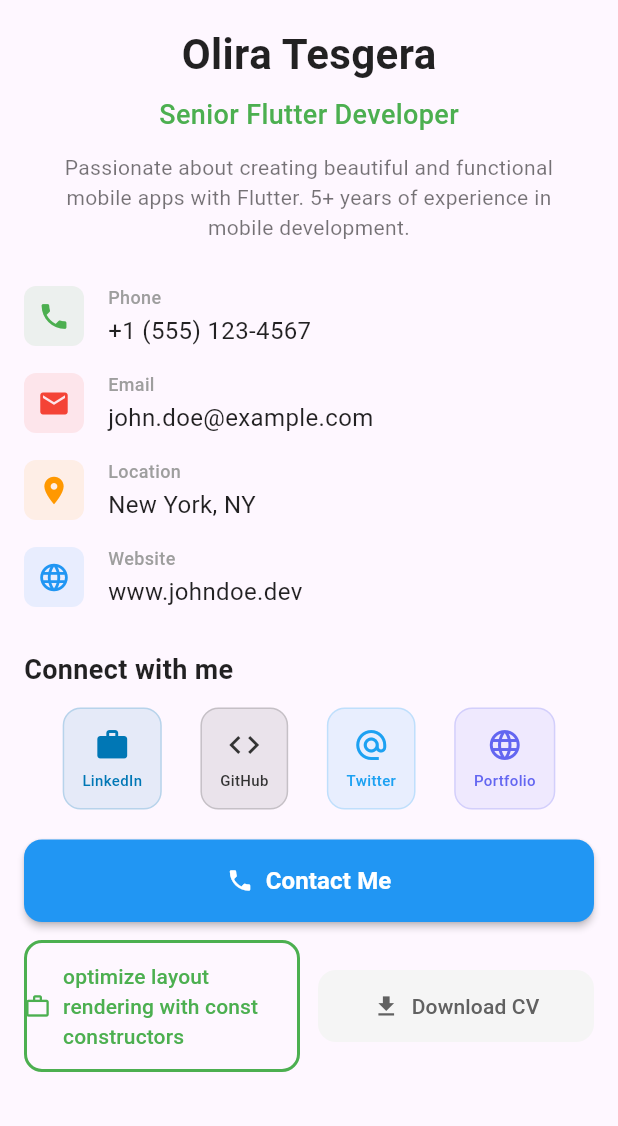
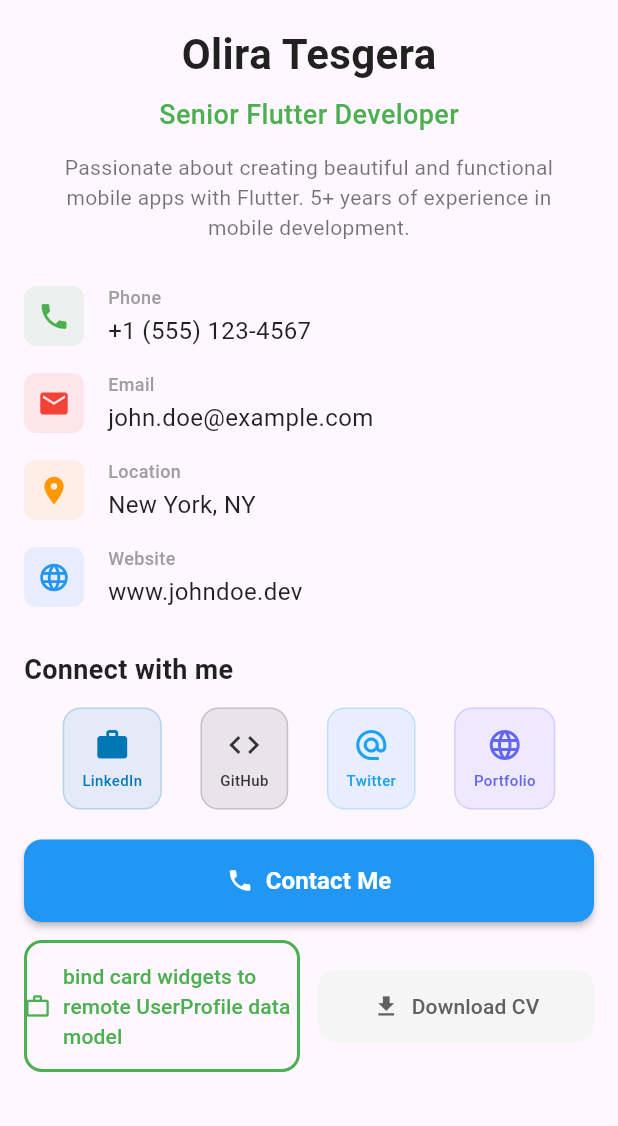
Before and after one commit to Olira1/Flutter, a Flutter app: the screen it shows after launch, scrolled down 119 dp, on a phone screen of 412 x 824 dp, the part 110-1236 px from its top. Run offline on Flutter 3.47's test engine with Material 3 defaults, Android fonts, the phone set to English and light mode, and no system bars; network calls fail.

```diff
--- a/Phase 2_Flutter_Fundamentals/hello_flutter/lib/widgets/action_buttons_section.dart
+++ b/Phase 2_Flutter_Fundamentals/hello_flutter/lib/widgets/action_buttons_section.dart
@@ -43,7 +43,7 @@ class ActionButtonsSection extends StatelessWidget {
                 onPressed: () => _handleHirePress(context),
                 icon: const Icon(Icons.work_outline),
                 label: const Text(
-                  'optimize layout rendering with const constructors',
+                  'bind card widgets to remote UserProfile data model',
                   style: TextStyle(fontWeight: FontWeight.w500),
                 ),
                 style: OutlinedButton.styleFrom(
```
